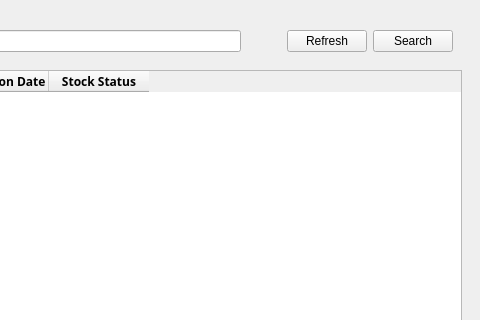
Qt form Screens/MainMenuScreens/Inventory/Inventory.ui (Bideiro/Ranil_project_py) before a commit; both pictures show x 470 to 950 and y 0 to 320 of the 950 by 687 pixel window.
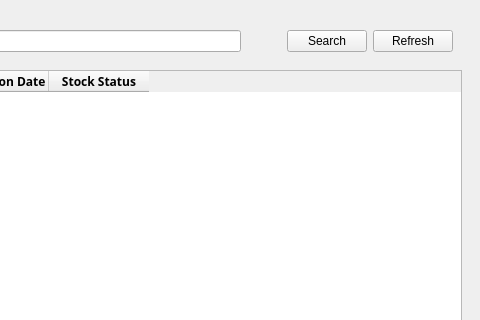
The same form after that commit.

Diff of the .ui file:
```diff
--- a/Screens/MainMenuScreens/Inventory/Inventory.ui
+++ b/Screens/MainMenuScreens/Inventory/Inventory.ui
@@ -90,19 +90,19 @@
            </spacer>
           </item>
           <item>
-           <widget class="QPushButton" name="refreshbtn">
-            <property name="text">
-             <string>Refresh</string>
-            </property>
-           </widget>
-          </item>
-          <item>
-           <widget class="QPushButton" name="testbtn">
+           <widget class="QPushButton" name="Search_btn">
             <property name="text">
              <string>Search</string>
             </property>
            </widget>
           </item>
+          <item>
+           <widget class="QPushButton" name="Refresh_btn">
+            <property name="text">
+             <string>Refresh</string>
+            </property>
+           </widget>
+          </item>
          </layout>
         </widget>
        </item>
```
Left out of the diff: 33 changed lines with no effect on the pictures.
